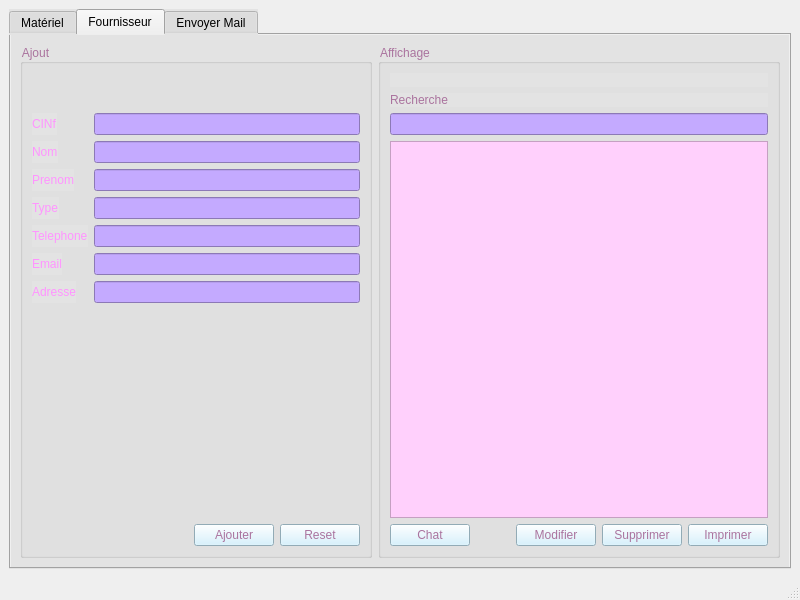
saraelarbi/PlanResto, file Gestion_Materiel/Atelier_Connexion/mainwindow.ui: the form before one commit.
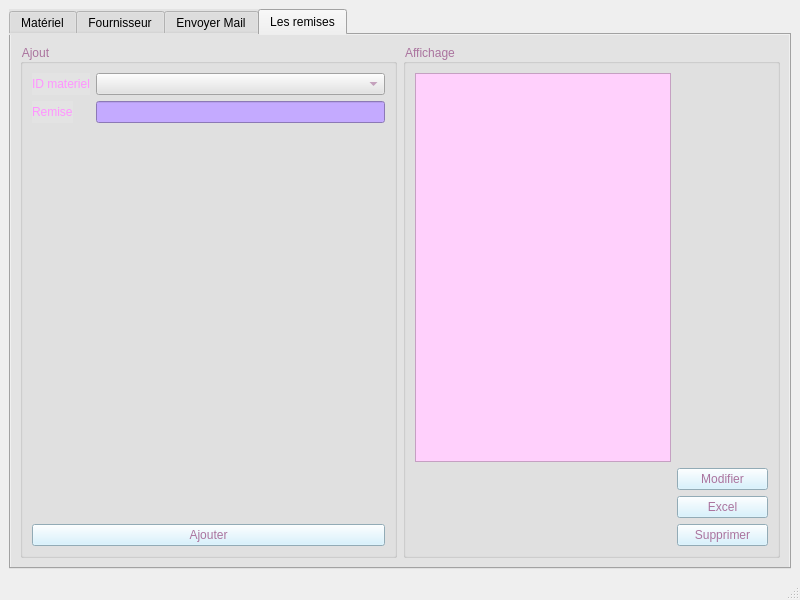
The form after the commit. Icons and pictures are not drawn.

Commit message: Valeur Ajoutée: Entité+Excel

Diff of the .ui file:
```diff
--- a/Gestion_Materiel/Atelier_Connexion/mainwindow.ui
+++ b/Gestion_Materiel/Atelier_Connexion/mainwindow.ui
@@ -24,7 +24,7 @@
        <string notr="true">background-color: rgb(227, 227, 227);</string>
       </property>
       <property name="currentIndex">
-       <number>1</number>
+       <number>3</number>
       </property>
       <widget class="QWidget" name="tab">
        <attribute name="title">
@@ -1080,6 +1080,161 @@
         </property>
        </widget>
       </widget>
+      <widget class="QWidget" name="tab_4">
+       <attribute name="title">
+        <string>Les remises</string>
+       </attribute>
+       <layout class="QHBoxLayout" name="horizontalLayout_11">
+        <item>
+         <layout class="QHBoxLayout" name="horizontalLayout_21">
+          <item>
+           <widget class="QGroupBox" name="groupBox_5">
+            <property name="styleSheet">
+             <string notr="true">font: 75 11pt &quot;Poplar Std&quot;;
+
+
+
+color: rgb(170, 115, 158);
+</string>
+            </property>
+            <property name="title">
+             <string>Ajout</string>
+            </property>
+            <layout class="QVBoxLayout" name="verticalLayout_11">
+             <item>
+              <layout class="QFormLayout" name="formLayout_8">
+               <item row="0" column="0">
+                <widget class="QLabel" name="label_27">
+                 <property name="styleSheet">
+                  <string notr="true">font: 75 11pt &quot;Poplar Std&quot;;
+color: rgb(255, 148, 255);</string>
+                 </property>
+                 <property name="text">
+                  <string>ID materiel</string>
+                 </property>
+                </widget>
+               </item>
+               <item row="1" column="0">
+                <widget class="QLabel" name="label_28">
+                 <property name="styleSheet">
+                  <string notr="true">font: 75 11pt &quot;Poplar Std&quot;;
+color: rgb(255, 148, 255);</string>
+                 </property>
+                 <property name="text">
+                  <string>Remise</string>
+                 </property>
+                </widget>
+               </item>
+               <item row="1" column="1">
+                <widget class="QLineEdit" name="remise">
+                 <property name="styleSheet">
+                  <string notr="true">background-color: rgb(196, 170, 255);</string>
+                 </property>
+                </widget>
+               </item>
+               <item row="0" column="1">
+                <widget class="QComboBox" name="id_materiel"/>
+               </item>
+              </layout>
+             </item>
+             <item>
+              <widget class="QPushButton" name="ajout_remise">
+               <property name="styleSheet">
+                <string notr="true">background-color: rgb(205, 240, 255);
+
+
+font: 75 11pt &quot;MS Shell Dlg 2&quot;;</string>
+               </property>
+               <property name="text">
+                <string>Ajouter</string>
+               </property>
+              </widget>
+             </item>
+            </layout>
+           </widget>
+          </item>
+         </layout>
+        </item>
+        <item>
+         <layout class="QHBoxLayout" name="horizontalLayout_22">
+          <item>
+           <layout class="QVBoxLayout" name="verticalLayout_12">
+            <item>
+             <widget class="QGroupBox" name="groupBox_6">
+              <property name="styleSheet">
+               <string notr="true">font: 75 11pt &quot;Poplar Std&quot;;
+
+
+
+color: rgb(170, 115, 158);
+</string>
+              </property>
+              <property name="title">
+               <string>Affichage</string>
+              </property>
+              <layout class="QVBoxLayout" name="verticalLayout_14">
+               <item>
+                <layout class="QFormLayout" name="formLayout_19">
+                 <item row="0" column="0">
+                  <widget class="QTableView" name="tab_rem">
+                   <property name="styleSheet">
+                    <string notr="true">background-color: rgb(255, 208, 252);</string>
+                   </property>
+                  </widget>
+                 </item>
+                 <item row="2" column="1">
+                  <widget class="QPushButton" name="excel_remise">
+                   <property name="styleSheet">
+                    <string notr="true">background-color: rgb(205, 240, 255);
+
+
+font: 75 11pt &quot;MS Shell Dlg 2&quot;;</string>
+                   </property>
+                   <property name="text">
+                    <string>Excel</string>
+                   </property>
+                  </widget>
+                 </item>
+                 <item row="3" column="1">
+                  <widget class="QPushButton" name="supp_remise">
+                   <property name="styleSheet">
+                    <string notr="true">background-color: rgb(205, 240, 255);
+
+
+font: 75 11pt &quot;MS Shell Dlg 2&quot;;</string>
+                   </property>
+                   <property name="text">
+                    <string>Supprimer</string>
+                   </property>
+                  </widget>
+                 </item>
+                 <item row="1" column="1">
+                  <widget class="QPushButton" name="modifier_remise">
+                   <property name="styleSheet">
+                    <string notr="true">background-color: rgb(205, 240, 255);
+
+
+font: 75 11pt &quot;MS Shell Dlg 2&quot;;</string>
+                   </property>
+                   <property name="text">
+                    <string>Modifier</string>
+                   </property>
+                   <property name="checkable">
+                    <bool>true</bool>
+                   </property>
+                  </widget>
+                 </item>
+                </layout>
+               </item>
+              </layout>
+             </widget>
+            </item>
+           </layout>
+          </item>
+         </layout>
+        </item>
+       </layout>
+      </widget>
      </widget>
     </item>
    </layout>
```
The commit also changes 8 other files.
